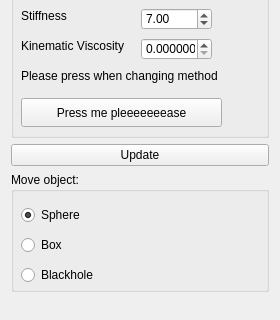
The window that forms/widgetsph_watercube.ui (locoxsoco/computer-animation-simulation) describes before a commit, drawn with Qt 5; both pictures show x 0 to 280 and y 268 to 588 of the 280 by 588 pixel window.
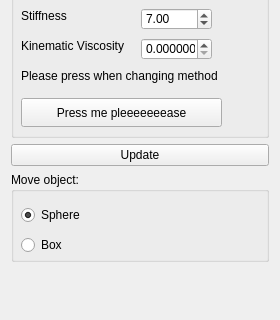
The same window after the commit.

Diff of the .ui file:
```diff
--- a/forms/widgetsph_watercube.ui
+++ b/forms/widgetsph_watercube.ui
@@ -91,7 +91,7 @@
      <property name="minimumSize">
       <size>
        <width>0</width>
-       <height>120</height>
+       <height>90</height>
       </size>
      </property>
      <property name="title">
@@ -126,19 +126,6 @@
        <string>Box</string>
       </property>
      </widget>
-     <widget class="QRadioButton" name="radioButton_3">
-      <property name="geometry">
-       <rect>
-        <x>10</x>
-        <y>90</y>
-        <width>112</width>
-        <height>26</height>
-       </rect>
-      </property>
-      <property name="text">
-       <string>Blackhole</string>
-      </property>
-     </widget>
     </widget>
    </item>
    <item row="2" column="0" colspan="2">
```
